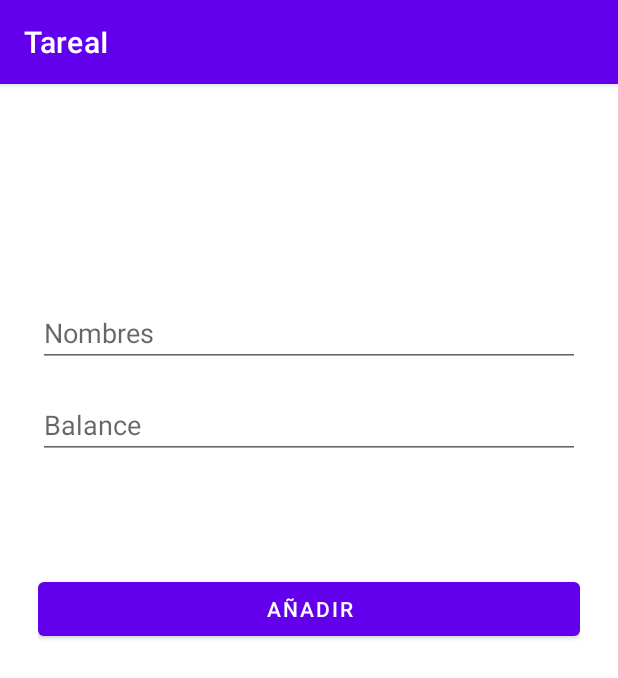
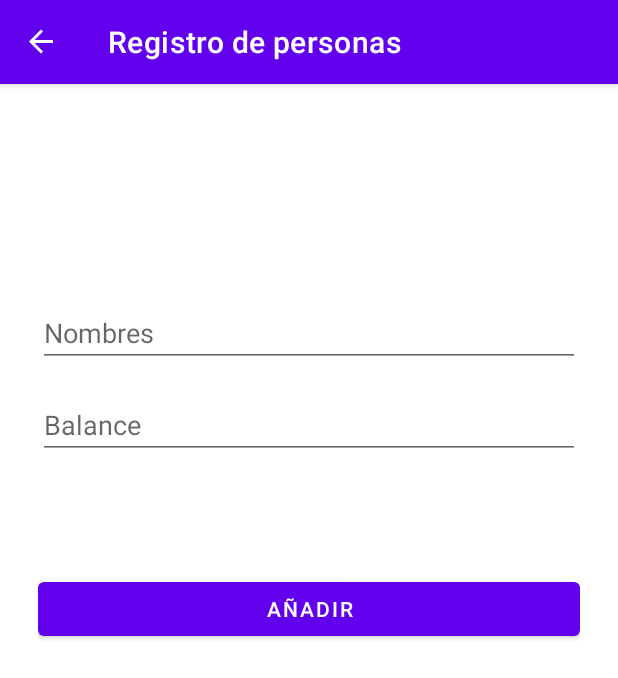
Before and after one commit to ManuelHernandez24/TareaILabAplicadaII, an Android app: the AddFragment screen opened through its navigation route, on a phone screen of 412 x 824 dp. Shown: the top 678 px of the screen. Run offline under Robolectric (Android 15) with nearby library versions, the phone set to English and light mode, and no system bars; our stand-ins replace Room's generated code, navigation-ui.

Commit message:
Correción de algunos errores(La aplicación se cerraba sola, no permitía decimales en el balance y no habia forma de ir a tras). Hasta ahora la aplicación permite insertar datos, pero no leerlos.

```diff
--- a/app/src/main/java/com/aplicada2/tareai/MainActivity.kt
+++ b/app/src/main/java/com/aplicada2/tareai/MainActivity.kt
@@ -5,6 +5,22 @@ import android.os.Bundle
 import androidx.navigation.findNavController
 import androidx.navigation.ui.setupActionBarWithNavController
 
+class MainActivity : AppCompatActivity() {
+    override fun onCreate(savedInstanceState: Bundle?) {
+        super.onCreate(savedInstanceState)
+        setContentView(R.layout.activity_main)
+
+        setupActionBarWithNavController(findNavController(R.id.fragment))
+    }
+
+    override fun onSupportNavigateUp(): Boolean {
+        val navController = findNavController(R.id.fragment)
+        return navController.navigateUp() || super.onSupportNavigateUp()
+    }
+}
+
+
+/*
 class MainActivity : AppCompatActivity() {
     override fun onCreate(savedInstanceState: Bundle?) {
         super.onCreate(savedInstanceState)
@@ -18,3 +34,5 @@ class MainActivity : AppCompatActivity() {
         return navController.navigateUp() || super.onSupportNavigateUp()
     }
 }
+
+ */
--- a/app/src/main/res/layout/activity_main.xml
+++ b/app/src/main/res/layout/activity_main.xml
@@ -6,8 +6,8 @@
     android:layout_height="match_parent"
     tools:context=".MainActivity">
 
-    <androidx.fragment.app.FragmentContainerView
-        android:id="@+id/fragmentContainerView"
+    <fragment
+        android:id="@+id/fragment"
         android:name="androidx.navigation.fragment.NavHostFragment"
         android:layout_width="409dp"
         android:layout_height="729dp"
--- a/app/src/main/res/layout/fragment_add.xml
+++ b/app/src/main/res/layout/fragment_add.xml
@@ -27,7 +27,7 @@
         android:layout_marginTop="16dp"
         android:ems="10"
         android:hint="Balance"
-        android:inputType="number"
+        android:inputType="numberDecimal"
         app:layout_constraintTop_toBottomOf="@+id/addNombres_et"
         tools:layout_editor_absoluteX="99dp" />
 
```
